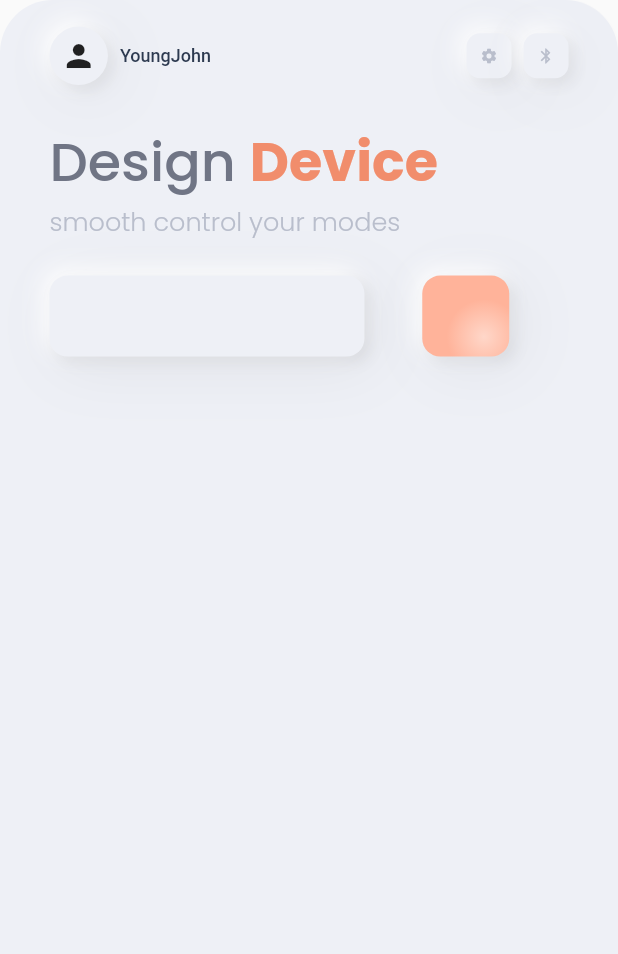
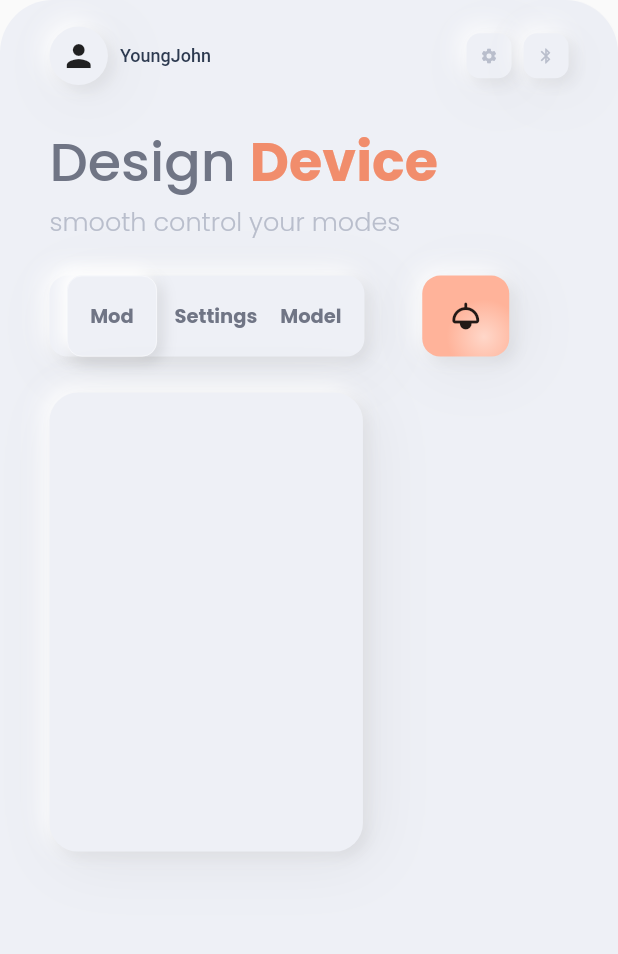
Before and after one commit to JohnOlorunsogo/ui_mobile_vape_control, a Flutter app: the screen it shows after launch, on a phone screen of 412 x 824 dp. Shown: the top 954 px of the screen. Run offline on Flutter 3.47's test engine with Material 2 defaults, Android fonts, the light colour scheme and no system bars; our stand-ins replace device_preview, google_fonts.

Commit message:
neumorphic mobile ui design

```diff
--- a/lib/screens/home.dart
+++ b/lib/screens/home.dart
@@ -217,6 +217,94 @@ class HomeScreen extends StatelessWidget {
                         )
                       ],
                     ),
+                    child: Row(
+                      mainAxisAlignment: MainAxisAlignment.spaceEvenly,
+                      children: [
+                        Container(
+                          width: 60,
+                          // height: 30,
+                          padding: const EdgeInsets.symmetric(vertical: 8),
+                          decoration: ShapeDecoration(
+                            color: const Color(0xFFEEF0F6),
+                            shape: RoundedRectangleBorder(
+                              side: BorderSide(
+                                width: 0.50,
+                                color: Colors.white
+                                    .withOpacity(0.6000000238418579),
+                              ),
+                              borderRadius: BorderRadius.circular(10),
+                            ),
+                            shadows: const [
+                              BoxShadow(
+                                // color: Color(0x1642526B),
+                                color: Colors.black12,
+                                blurRadius: 8,
+                                offset: Offset(3, 3),
+                                spreadRadius: 0,
+                              ),
+                              BoxShadow(
+                                // color: Color(0x3FFFFFFF),
+                                color: Colors.white,
+                                blurRadius: 8,
+                                offset: Offset(-4, -4),
+                                spreadRadius: 0,
+                              )
+                            ],
+                          ),
+                          child: TextButton(
+                            onPressed: () {},
+                            style: TextButton.styleFrom(
+                              padding: EdgeInsets.zero,
+                              minimumSize: Size.zero,
+                              // tapTargetSize: MaterialTapTargetSize.shrinkWrap,
+                            ),
+                            child: Text(
+                              'Mod',
+                              textAlign: TextAlign.center,
+                              style: GoogleFonts.poppins(
+                                fontSize: 13,
+                                fontWeight: FontWeight.w700,
+                                color: const Color(0xFF707585),
+                              ),
+                            ),
+                          ),
+                        ),
+                        TextButton(
+                          onPressed: () {},
+                          style: TextButton.styleFrom(
+                            padding: EdgeInsets.zero,
+                            minimumSize: Size.zero,
+                            // tapTargetSize: MaterialTapTargetSize.shrinkWrap,
+                          ),
+                          child: Text(
+                            'Settings',
+                            textAlign: TextAlign.center,
+                            style: GoogleFonts.poppins(
+                              fontSize: 13,
+                              fontWeight: FontWeight.w700,
+                              color: const Color(0xFF707585),
+                            ),
+                          ),
+                        ),
+                        TextButton(
+                          onPressed: () {},
+                          style: TextButton.styleFrom(
+                            padding: EdgeInsets.zero,
+                            minimumSize: Size.zero,
+                            // tapTargetSize: MaterialTapTargetSize.shrinkWrap,
+                          ),
+                          child: Text(
+                            'Model',
+                            textAlign: TextAlign.center,
+                            style: GoogleFonts.poppins(
+                              fontSize: 13,
+                              fontWeight: FontWeight.w700,
+                              color: const Color(0xFF707585),
+                            ),
+                          ),
+                        ),
+                      ],
+                    ),
                   ),
                   Container(
                     width: 58,
@@ -239,6 +327,8 @@ class HomeScreen extends StatelessWidget {
                         ),
                         BoxShadow(
                           color: Color(0xFFFFFFFF),
+                          // color: Colors.red,
+
                           blurRadius: 13,
                           offset: Offset(-4, -4),
                           spreadRadius: 0,
@@ -251,45 +341,47 @@ class HomeScreen extends StatelessWidget {
                         )
                       ],
                     ),
+                    child: IconButton(
+                      onPressed: () {},
+                      icon: const Icon(Icons.light_rounded),
+                    ),
                   ),
                   const SizedBox(width: 1)
                 ],
               ),
-              // Transform(
-              //   transform: Matrix4.identity()
-              //     ..translate(0.0, 0.0)
-              //     ..rotateZ(3.14),
-              //   child: Container(
-              //     width: 209,
-              //     height: 306,
-              //     decoration: ShapeDecoration(
-              //       color: const Color(0xFFEEF0F6),
-              //       shape: RoundedRectangleBorder(
-              //         borderRadius: BorderRadius.circular(19),
-              //       ),
-              //       shadows: const [
-              //         BoxShadow(
-              //           color: Color(0x0F000000),
-              //           blurRadius: 36,
-              //           offset: Offset(6, 6),
-              //           spreadRadius: 0,
-              //         ),
-              //         BoxShadow(
-              //           color: Color(0xFFFFFFFF),
-              //           blurRadius: 13,
-              //           offset: Offset(-4, -4),
-              //           spreadRadius: 0,
-              //         ),
-              //         BoxShadow(
-              //           color: Color(0x11000000),
-              //           blurRadius: 7,
-              //           offset: Offset(4, 4),
-              //           spreadRadius: 0,
-              //         )
-              //       ],
-              //     ),
-              //   ),
-              // )
+              const SizedBox(
+                height: 24,
+              ),
+              Container(
+                width: 209,
+                height: 306,
+                decoration: ShapeDecoration(
+                  color: const Color(0xFFEEF0F6),
+                  shape: RoundedRectangleBorder(
+                    borderRadius: BorderRadius.circular(19),
+                  ),
+                  shadows: const [
+                    BoxShadow(
+                      color: Color(0x0F000000),
+                      blurRadius: 36,
+                      offset: Offset(6, 6),
+                      spreadRadius: 0,
+                    ),
+                    BoxShadow(
+                      color: Color(0xFFFFFFFF),
+                      blurRadius: 13,
+                      offset: Offset(-4, -4),
+                      spreadRadius: 0,
+                    ),
+                    BoxShadow(
+                      color: Color(0x11000000),
+                      blurRadius: 7,
+                      offset: Offset(4, 4),
+                      spreadRadius: 0,
+                    )
+                  ],
+                ),
+              )
             ],
           ),
         ),
```
Also changed, not shown: lib/screens/settings.dart (line endings or trailing spaces).
